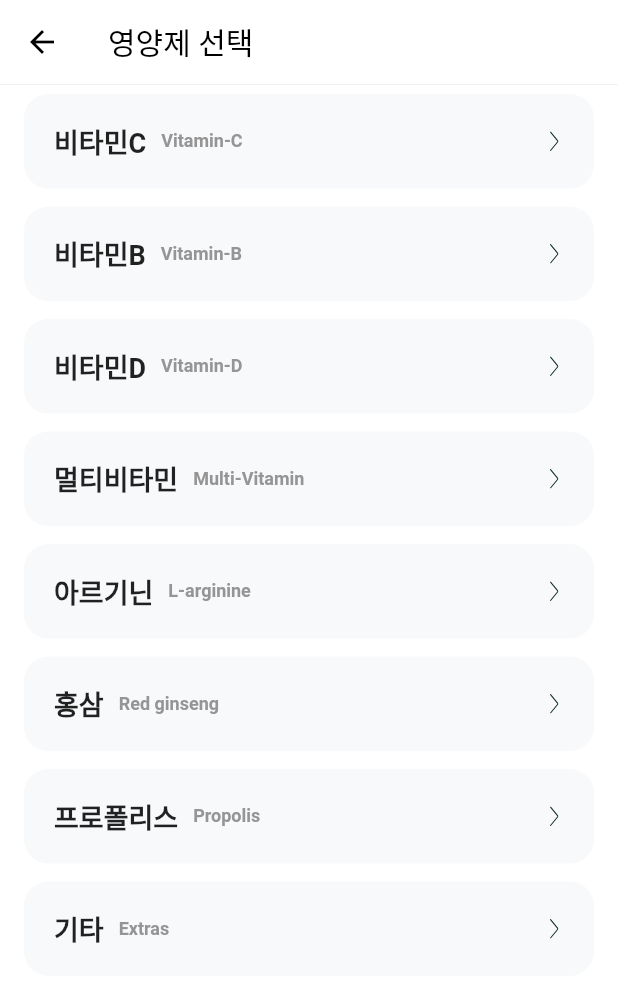
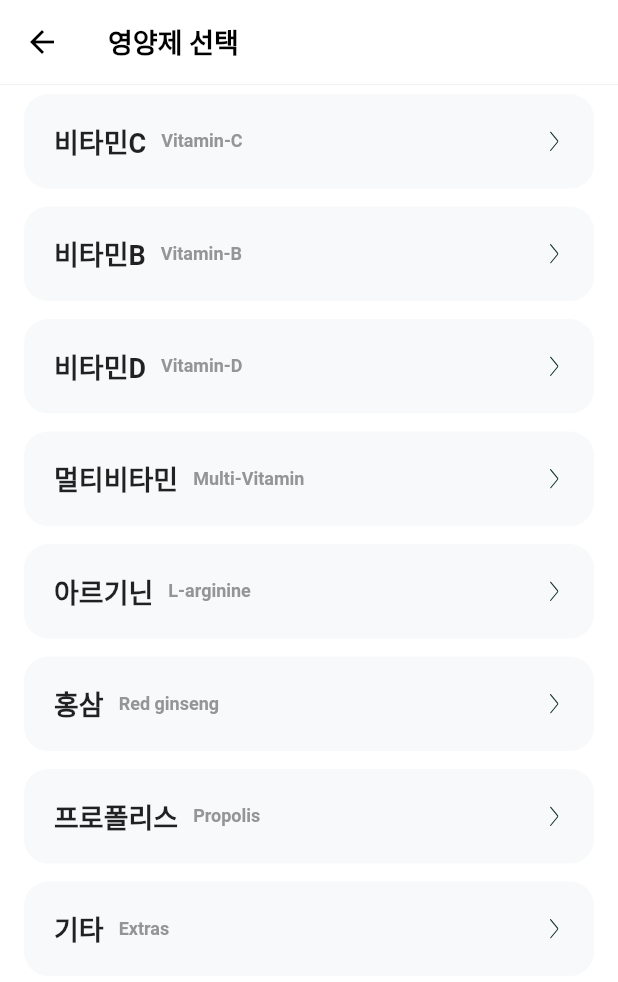
Before and after one commit to Petabyte-Studio/EasyPill_Client, a Flutter app: the CategoryView screen opened by its route, on a phone screen of 412 x 824 dp. Shown: the top 982 px of the screen. Run offline on Flutter 3.47's test engine with Material 2 defaults, Android fonts, the light colour scheme and no system bars; our stand-ins replace firebase_auth, firebase_core, flutter_svg; accounts and stored records are empty.

Commit message:
제품 리스트 AppBar에 영어 이름 추가, AppBar 기본 스타일 변경

```diff
--- /dev/null
+++ b/lib/data/category.dart
@@ -0,0 +1,12 @@
+class Category {
+  static Map<String, String> categoryList = {
+    '비타민C': 'Vitamin-C',
+    '비타민B': 'Vitamin-B',
+    '비타민D': 'Vitamin-D',
+    '멀티비타민': 'Multi-Vitamin',
+    '아르기닌': 'L-arginine',
+    '홍삼': 'Red ginseng',
+    '프로폴리스': 'Propolis',
+    '기타': 'Extras',
+  };
+}
--- a/lib/views/category_view.dart
+++ b/lib/views/category_view.dart
@@ -1,5 +1,6 @@
 import 'package:flutter/material.dart';
 import './widgets/category_card_widget.dart';
+import '../data/category.dart';
 
 class CategoryView extends StatefulWidget {
   @override
@@ -7,22 +8,17 @@ class CategoryView extends StatefulWidget {
 }
 
 class _CategoryView extends State<CategoryView> {
-  Map<String, String> categoryList = {
-    '비타민C': 'Vitamin-C',
-    '비타민B': 'Vitamin-B',
-    '비타민D': 'Vitamin-D',
-    '멀티비타민': 'Multi-Vitamin',
-    '아르기닌': 'L-arginine',
-    '홍삼': 'Red ginseng',
-    '프로폴리스': 'Propolis',
-    '기타': 'Extras',
-  };
-
   @override
   Widget build(BuildContext context) {
     return Scaffold(
       appBar: AppBar(
-        title: const Text('영양제 선택'),
+        title: const Text(
+          '영양제 선택',
+          style: TextStyle(
+            fontSize: 18,
+            fontWeight: FontWeight.bold,
+          ),
+        ),
         bottom: PreferredSize(
           child: Container(
             color: const Color(0xFFF1F1F1),
@@ -36,9 +32,9 @@ class _CategoryView extends State<CategoryView> {
       body: Container(
         child: ListView.builder(
           itemBuilder: (context, index) => CategoryCard(
-              categoryList.keys.elementAt(index),
-              categoryList.values.elementAt(index)),
-          itemCount: categoryList.length,
+              Category.categoryList.keys.elementAt(index),
+              Category.categoryList.values.elementAt(index)),
+          itemCount: Category.categoryList.length,
         ),
       ),
     );
```
Also changed, not shown: lib/views/product_view.dart (+36 -5 lines).
